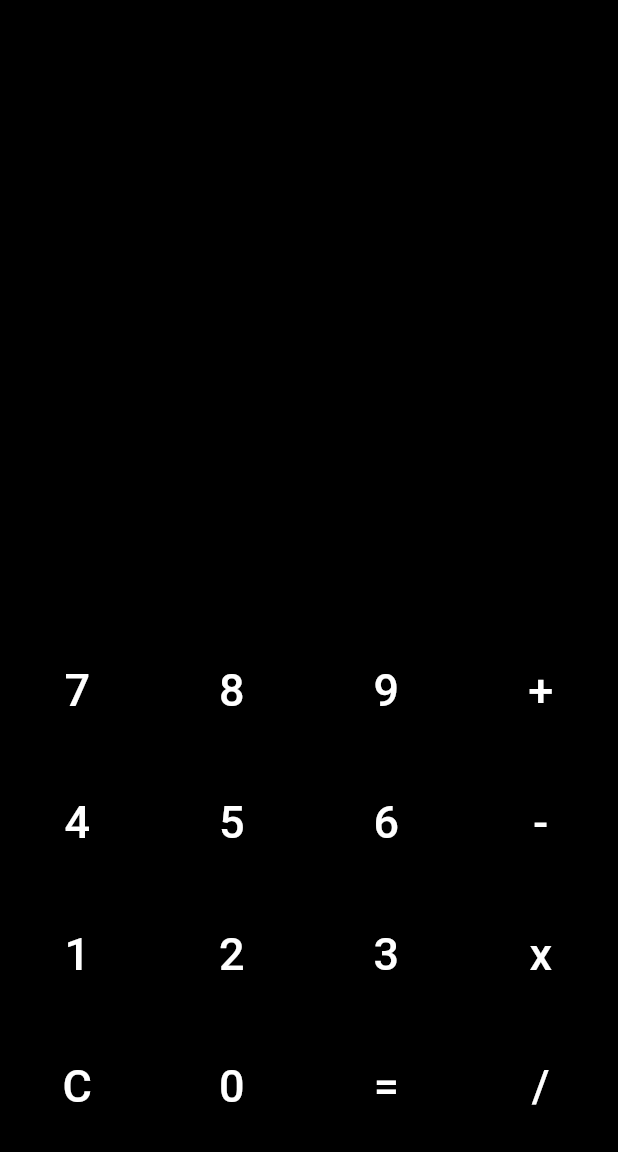
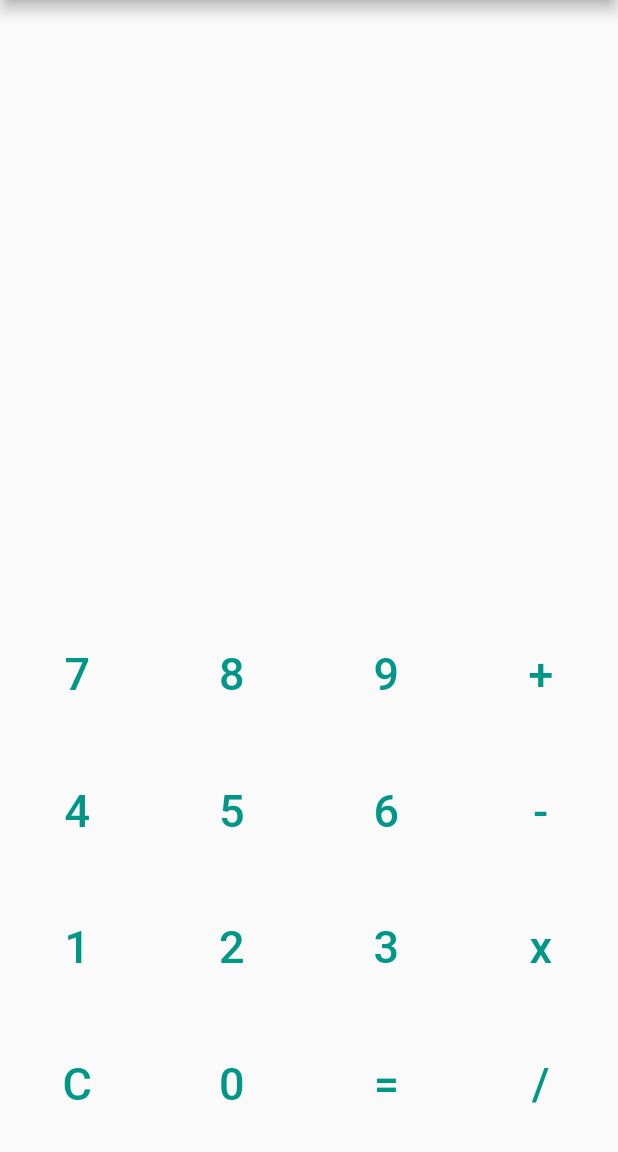
Before and after one commit to MohmedAjml/calculator_app, a Flutter app: the screen it shows after launch, on a phone screen of 412 x 824 dp, the part 84-1236 px from its top. Run offline on Flutter 3.47's test engine with Material 2 defaults, Android fonts, the phone set to English and light mode, and no system bars.

Commit message:
Added New theme

```diff
--- a/lib/main.dart
+++ b/lib/main.dart
@@ -14,6 +14,11 @@ class Calculator extends StatelessWidget {
       title: 'Calculator',
       theme: ThemeData(
         primarySwatch: Colors.teal,
+        brightness: Brightness.light
+      ),
+      darkTheme: ThemeData(
+        primarySwatch: Colors.teal,
+        brightness: Brightness.dark
       ),
       home: const Homepage(),
     );
@@ -74,12 +79,12 @@ class _HomepageState extends State<Homepage> {
     return Expanded(
       child: Padding(
         padding: const EdgeInsets.all(20.0),
-        child: OutlinedButton(
+        child: TextButton(
           onPressed: () => btclicked(btval),
           child: Text(
             // ignore: unnecessary_string_interpolations
             "$btval",
-            style: const TextStyle(fontSize: 30.0,color: Colors.white),
+            style: const TextStyle(fontSize: 30.0,),
           ),
         ),
       ),
@@ -89,14 +94,13 @@ class _HomepageState extends State<Homepage> {
   @override
   Widget build(BuildContext context) {
     return Scaffold(
-      backgroundColor:Colors.black,
+      //backgroundColor:Colors.black,
       appBar: AppBar(
         title: const Text(
           'Calculator',
         ),
       ),
-      body: Container(
-        child: Column(
+      body: Column(
         mainAxisAlignment: MainAxisAlignment.end,
         children: [
           Expanded(
@@ -147,7 +151,6 @@ class _HomepageState extends State<Homepage> {
           ),
         ],
       ),
-      ),
     );
   }
 }
```
Also changed, not shown: 2 other files. Lines whose indentation alone changed are shown as unchanged.
